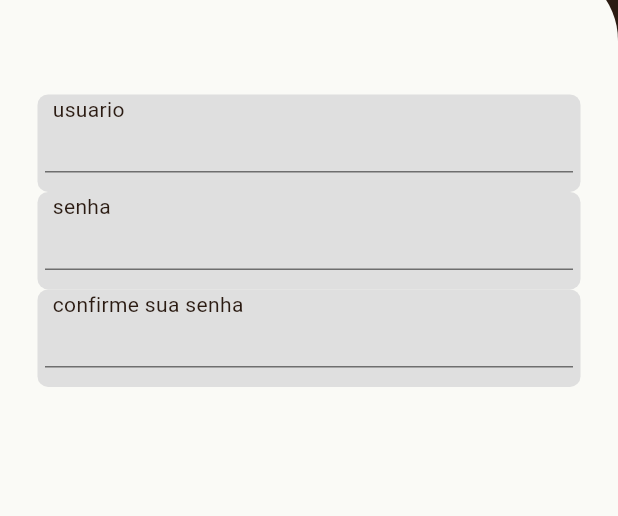
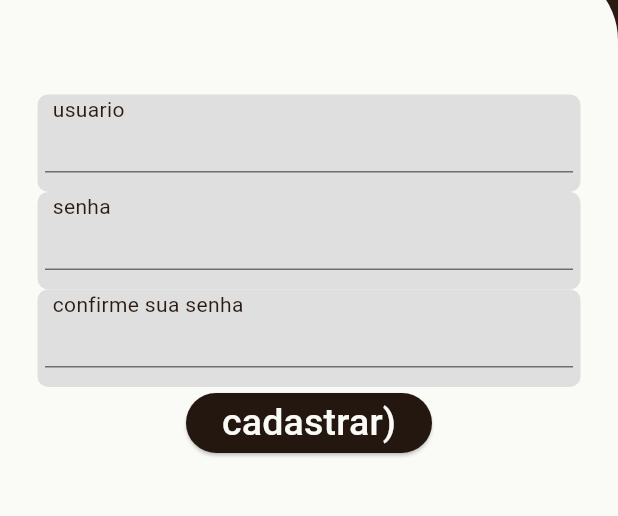
Before and after one commit to pirespsps/pintassilgo, a Flutter app: the Registro widget shown alone on an empty page, opened directly, on a phone screen of 412 x 824 dp, the part 220-736 px from its top. Run offline on Flutter 3.47's test engine with Material 3 defaults, Android fonts, the phone set to English and light mode, and no system bars; our stand-ins replace camera, google_fonts, sqflite; accounts and stored records are empty.

Commit message:
Tipo de botão alterado

```diff
--- a/lib/views/registro.dart
+++ b/lib/views/registro.dart
@@ -81,7 +81,10 @@ class _RegistroState extends State<Registro> {
                 ),
               ),
               Center(
-                child: TextButton(
+                child: ElevatedButton(
+                  style: ButtonStyle(
+                    backgroundColor: WidgetStatePropertyAll(Theme.of(context).colorScheme.secondary)
+                  ),
                   child: Text("cadastrar)",
                     style: TextStyle(fontSize: 25),
                   ),
```
